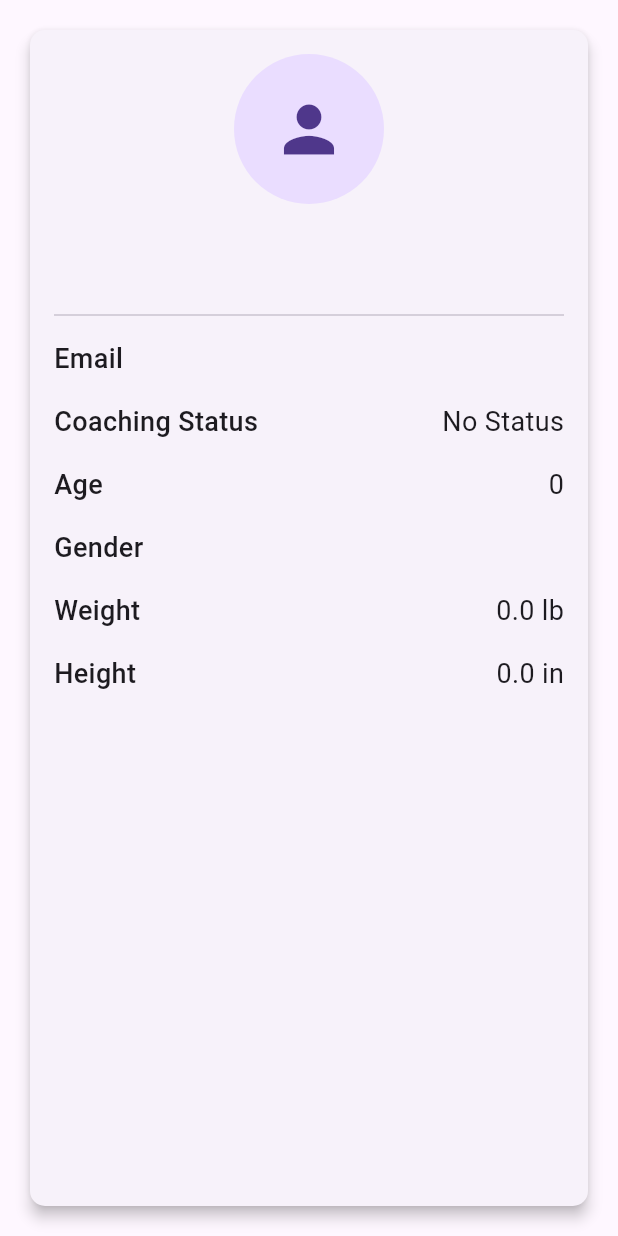
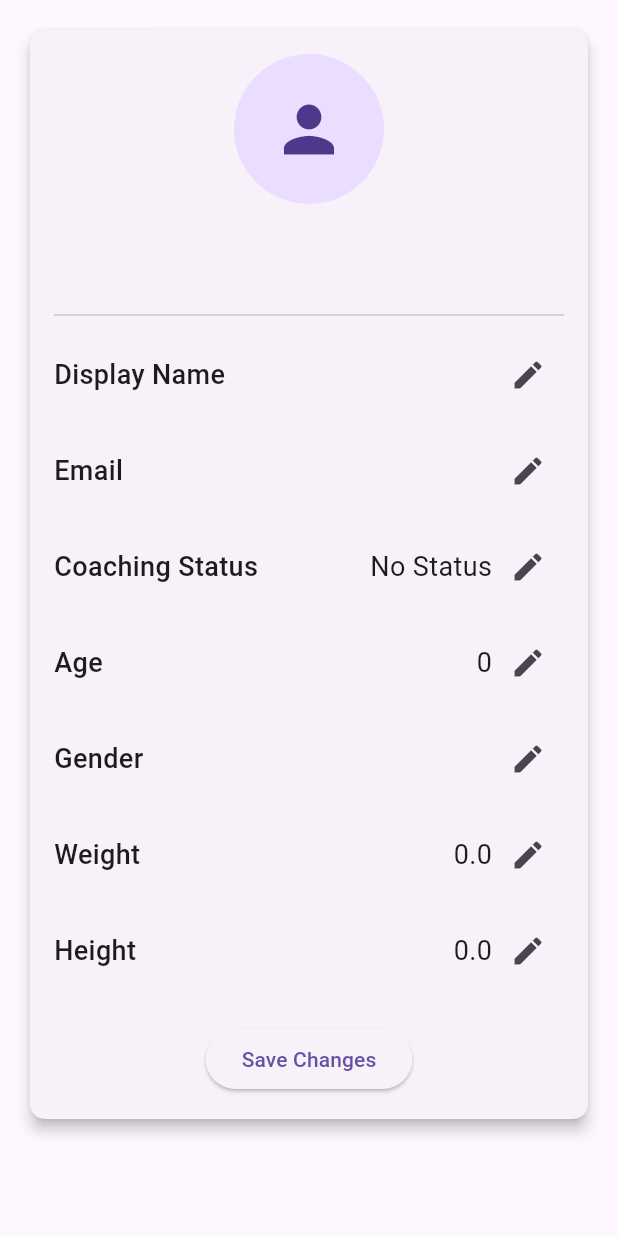
Before and after one commit to DylanO9/fitness_network, a Flutter app: the ProfilePage screen opened directly, on a phone screen of 412 x 824 dp. Run offline on Flutter 3.47's test engine with Material 3 defaults, Android fonts, the light colour scheme and no system bars; our stand-ins replace supabase_flutter, table_calendar; accounts and stored records are empty.

Commit message:
Feature: Can edit profile fields

```diff
--- a/lib/profile_page.dart
+++ b/lib/profile_page.dart
@@ -20,6 +20,14 @@ class _ProfilePageState extends State<ProfilePage> {
   int age = 0;
   double weight = 0.0;
   double height = 0.0;
+
+  bool isEditingDisplayName = false;
+  bool isEditingEmail = false;
+  bool isEditingCoachingStatus = false;
+  bool isEditingAge = false;
+  bool isEditingGender = false;
+  bool isEditingWeight = false;
+  bool isEditingHeight = false;
 
   Future<void> _fetchUserProfile() async {
     try {
@@ -59,10 +67,39 @@ class _ProfilePageState extends State<ProfilePage> {
     }
   }
 
+  Future<void> _updateUserProfile() async {
+    try {
+      final user = Supabase.instance.client.auth.currentUser;
+
+      if (user != null) {
+        await Supabase.instance.client
+            .from('Fitness_Details')
+            .update({
+              'coaching_status': coachingStatus == 'Active',
+              'age': age,
+              'gender': gender,
+              'weight': weight,
+              'height': height,
+            })
+            .eq('user_id', user.id);
+
+        await Supabase.instance.client.auth.updateUser(
+          UserAttributes(
+            email: email,
+            data: {'display_name': displayName},
+          ),
+        );
+      }
+    } catch (e) {
+      print('Error updating user profile: $e');
+    }
+  }
+
   @override
   Widget build(BuildContext context) {
     return Scaffold(
-      body: Padding(
+      body: SingleChildScrollView(
+        child: Padding(
           padding: const EdgeInsets.all(16.0),
           child: Card(
             elevation: 4,
@@ -89,13 +126,78 @@ class _ProfilePageState extends State<ProfilePage> {
                   ),
                   SizedBox(height: 16),
                   Divider(),
-                _buildProfileItem('Email', email),
-                _buildProfileItem('Coaching Status', coachingStatus),
-                _buildProfileItem('Age', age.toString()),
-                _buildProfileItem('Gender', gender),
-                _buildProfileItem('Weight', '${weight.toStringAsFixed(1)} lb'),
-                _buildProfileItem('Height', '${height.toStringAsFixed(1)} in'),
+                  _buildEditableProfileItem('Display Name', displayName, isEditingDisplayName, (value) {
+                    setState(() {
+                      displayName = value;
+                    });
+                  }, () {
+                    setState(() {
+                      isEditingDisplayName = !isEditingDisplayName;
+                    });
+                  }),
+                  _buildEditableProfileItem('Email', email, isEditingEmail, (value) {
+                    setState(() {
+                      email = value;
+                    });
+                  }, () {
+                    setState(() {
+                      isEditingEmail = !isEditingEmail;
+                    });
+                  }),
+                  _buildEditableProfileItem('Coaching Status', coachingStatus, isEditingCoachingStatus, (value) {
+                    setState(() {
+                      coachingStatus = value;
+                    });
+                  }, () {
+                    setState(() {
+                      isEditingCoachingStatus = !isEditingCoachingStatus;
+                    });
+                  }),
+                  _buildEditableProfileItem('Age', age.toString(), isEditingAge, (value) {
+                    setState(() {
+                      age = int.tryParse(value) ?? 0;
+                    });
+                  }, () {
+                    setState(() {
+                      isEditingAge = !isEditingAge;
+                    });
+                  }),
+                  _buildEditableProfileItem('Gender', gender, isEditingGender, (value) {
+                    setState(() {
+                      gender = value;
+                    });
+                  }, () {
+                    setState(() {
+                      isEditingGender = !isEditingGender;
+                    });
+                  }),
+                  _buildEditableProfileItem('Weight', weight.toStringAsFixed(1), isEditingWeight, (value) {
+                    setState(() {
+                      weight = double.tryParse(value) ?? 0.0;
+                    });
+                  }, () {
+                    setState(() {
+                      isEditingWeight = !isEditingWeight;
+                    });
+                  }),
+                  _buildEditableProfileItem('Height', height.toStringAsFixed(1), isEditingHeight, (value) {
+                    setState(() {
+                      height = double.tryParse(value) ?? 0.0;
+                    });
+                  }, () {
+                    setState(() {
+                      isEditingHeight = !isEditingHeight;
+                    });
+                  }),
+                  SizedBox(height: 16),
+                  Center(
+                    child: ElevatedButton(
+                      onPressed: _updateUserProfile,
+                      child: Text('Save Changes'),
+                    ),
+                  ),
                 ],
+              ),
             ),
           ),
         ),
@@ -103,7 +205,7 @@ class _ProfilePageState extends State<ProfilePage> {
     );
   }
 
-  Widget _buildProfileItem(String title, String value) {
+  Widget _buildEditableProfileItem(String title, String value, bool isEditing, ValueChanged<String> onChanged, VoidCallback onEdit) {
     return Padding(
       padding: const EdgeInsets.symmetric(vertical: 8.0),
       child: Row(
@@ -113,9 +215,35 @@ class _ProfilePageState extends State<ProfilePage> {
             title,
             style: TextStyle(fontSize: 18, fontWeight: FontWeight.w500),
           ),
-          Text(
+          SizedBox(width: 16),
+          Flexible(
+            child: isEditing
+                ? TextFormField(
+                    initialValue: value,
+                    onChanged: onChanged,
+                    decoration: InputDecoration(
+                      suffixIcon: IconButton(
+                        icon: Icon(Icons.check),
+                        onPressed: onEdit,
+                      ),
+                    ),
+                  )
+                : Row(
+                    mainAxisSize: MainAxisSize.min,
+                    children: [
+                      Flexible(
+                        child: Text(
                           value,
                           style: TextStyle(fontSize: 18),
+                          overflow: TextOverflow.ellipsis,
+                        ),
+                      ),
+                      IconButton(
+                        icon: Icon(Icons.edit),
+                        onPressed: onEdit,
+                      ),
+                    ],
+                  ),
           ),
         ],
       ),
```
Lines whose indentation alone changed are shown as unchanged.
